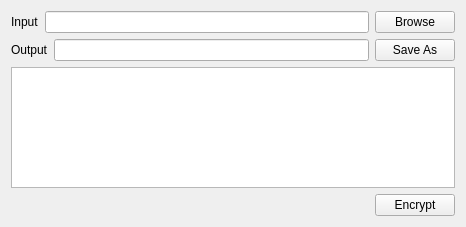
Old version of the form src/mainwindow.ui in the repository abnayak/filecrypt.
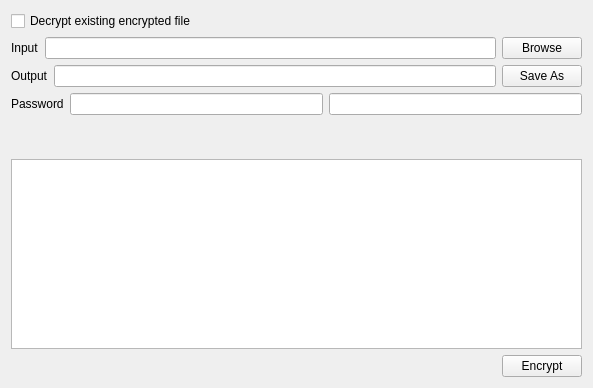
New version of the form. Icons and pictures are not drawn.

```diff
--- a/src/mainwindow.ui
+++ b/src/mainwindow.ui
@@ -6,29 +6,40 @@
    <rect>
     <x>0</x>
     <y>0</y>
-    <width>466</width>
-    <height>227</height>
+    <width>593</width>
+    <height>388</height>
    </rect>
   </property>
   <property name="windowTitle">
    <string>MainWindow</string>
   </property>
   <widget class="QWidget" name="centralWidget">
-   <layout class="QGridLayout" name="gridLayout">
-    <item row="3" column="0">
-     <spacer name="verticalSpacer">
-      <property name="orientation">
-       <enum>Qt::Vertical</enum>
-      </property>
-      <property name="sizeHint" stdset="0">
-       <size>
-        <width>20</width>
-        <height>40</height>
-       </size>
-      </property>
-     </spacer>
+   <layout class="QVBoxLayout" name="verticalLayout">
+    <item>
+     <layout class="QHBoxLayout" name="horizontalLayout_5">
+      <item>
+       <widget class="QCheckBox" name="decryptCheckBox">
+        <property name="text">
+         <string>Decrypt existing encrypted file</string>
+        </property>
+       </widget>
+      </item>
+      <item>
+       <spacer name="horizontalSpacer_2">
+        <property name="orientation">
+         <enum>Qt::Horizontal</enum>
+        </property>
+        <property name="sizeHint" stdset="0">
+         <size>
+          <width>40</width>
+          <height>20</height>
+         </size>
+        </property>
+       </spacer>
+      </item>
+     </layout>
     </item>
-    <item row="0" column="0">
+    <item>
      <layout class="QHBoxLayout" name="horizontalLayout">
       <item>
        <widget class="QLabel" name="label">
@@ -49,7 +60,7 @@
       </item>
      </layout>
     </item>
-    <item row="1" column="0">
+    <item>
      <layout class="QHBoxLayout" name="horizontalLayout_2">
       <item>
        <widget class="QLabel" name="label_2">
@@ -70,12 +81,12 @@
       </item>
      </layout>
     </item>
-    <item row="4" column="0">
-     <layout class="QHBoxLayout" name="horizontalLayout_3">
+    <item>
+     <layout class="QHBoxLayout" name="horizontalLayout_4">
       <item>
-       <widget class="QLabel" name="label_3">
+       <widget class="QLabel" name="passwordLabel">
         <property name="text">
-         <string/>
+         <string>Password</string>
         </property>
         <property name="pixmap">
          <pixmap resource="resources.qrc">:/help-26.png</pixmap>
@@ -83,28 +94,35 @@
        </widget>
       </item>
       <item>
-       <spacer name="horizontalSpacer">
-        <property name="orientation">
-         <enum>Qt::Horizontal</enum>
+       <widget class="QLineEdit" name="password">
+        <property name="echoMode">
+         <enum>QLineEdit::Password</enum>
         </property>
-        <property name="sizeHint" stdset="0">
-         <size>
-          <width>40</width>
-          <height>20</height>
-         </size>
-        </property>
-       </spacer>
+       </widget>
       </item>
       <item>
-       <widget class="QPushButton" name="encryptPushButton">
-        <property name="text">
-         <string>Encrypt</string>
+       <widget class="QLineEdit" name="confirmPassword">
+        <property name="echoMode">
+         <enum>QLineEdit::Password</enum>
         </property>
        </widget>
       </item>
      </layout>
     </item>
-    <item row="2" column="0">
+    <item>
+     <spacer name="verticalSpacer">
+      <property name="orientation">
+       <enum>Qt::Vertical</enum>
+      </property>
+      <property name="sizeHint" stdset="0">
+       <size>
+        <width>20</width>
+        <height>40</height>
+       </size>
+      </property>
+     </spacer>
+    </item>
+    <item>
      <widget class="QTextEdit" name="logText">
       <property name="sizePolicy">
        <sizepolicy hsizetype="MinimumExpanding" vsizetype="MinimumExpanding">
@@ -126,6 +144,40 @@
       </property>
      </widget>
     </item>
+    <item>
+     <layout class="QHBoxLayout" name="horizontalLayout_3">
+      <item>
+       <widget class="QLabel" name="label_3">
+        <property name="text">
+         <string/>
+        </property>
+        <property name="pixmap">
+         <pixmap resource="resources.qrc">:/help-26.png</pixmap>
+        </property>
+       </widget>
+      </item>
+      <item>
+       <spacer name="horizontalSpacer">
+        <property name="orientation">
+         <enum>Qt::Horizontal</enum>
+        </property>
+        <property name="sizeHint" stdset="0">
+         <size>
+          <width>40</width>
+          <height>20</height>
+         </size>
+        </property>
+       </spacer>
+      </item>
+      <item>
+       <widget class="QPushButton" name="encryptPushButton">
+        <property name="text">
+         <string>Encrypt</string>
+        </property>
+       </widget>
+      </item>
+     </layout>
+    </item>
    </layout>
   </widget>
  </widget>
```
Left out of the diff: 13 changed lines with no effect on the pictures.
